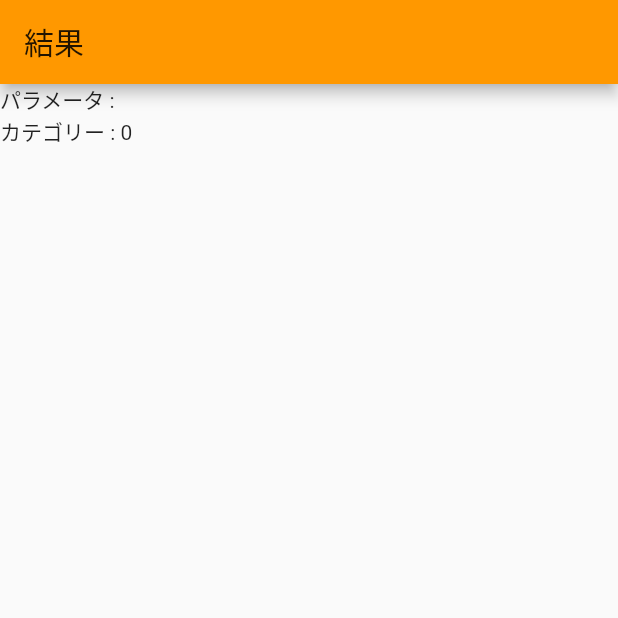
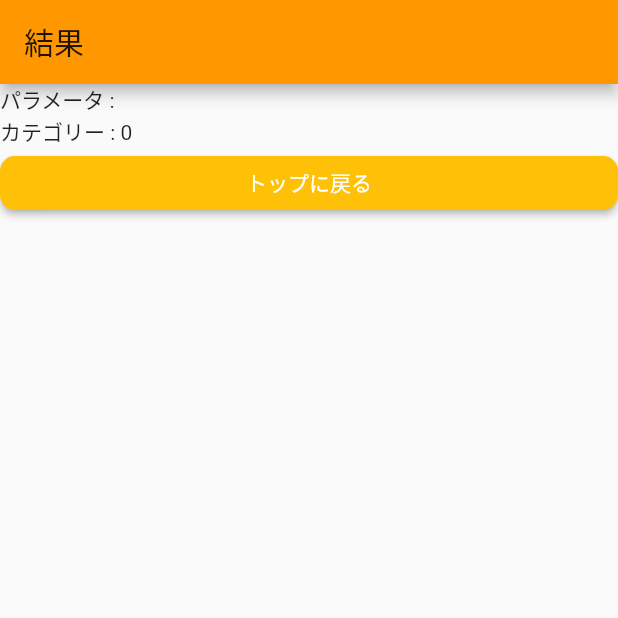
Before and after one commit to rmaejima/flutter-questionair-app, a Flutter app: the Result screen opened directly, on a phone screen of 412 x 824 dp, the top half of it. Run offline on Flutter 3.47's test engine with Material 2 defaults, Android fonts, the light colour scheme and no system bars; our stand-ins replace flutter_hooks, flutter_riverpod, freezed_annotation, hooks_riverpod, state_notifier.

Commit message:
Add back top button

```diff
--- /dev/null
+++ b/lib/views/components/result/back_top_button.dart
@@ -0,0 +1,35 @@
+import 'package:flutter/material.dart';
+import 'package:flutter_hooks/flutter_hooks.dart';
+import 'package:hooks_riverpod/hooks_riverpod.dart';
+import 'package:questionair_app/providers/questionair_provider.dart';
+import 'package:questionair_app/views/screens/top.dart';
+
+class BackTopButton extends HookWidget {
+  @override
+  Widget build(BuildContext context) {
+    // コントローラの宣言
+    final _questionairController = useProvider(questionairProvider.notifier);
+    return ElevatedButton(
+      child: Text('トップに戻る'),
+      style: ElevatedButton.styleFrom(
+        primary: Colors.amber,
+        onPrimary: Colors.white,
+        shape: RoundedRectangleBorder(
+          borderRadius: BorderRadius.circular(10),
+        ),
+      ),
+      onPressed: () {
+        _questionairController.resetParam();
+        _questionairController.resetCategory();
+        Navigator.push(
+          context,
+          MaterialPageRoute<void>(
+            builder: (context) {
+              return Top();
+            },
+          ),
+        );
+      },
+    );
+  }
+}
--- a/lib/views/screens/result.dart
+++ b/lib/views/screens/result.dart
@@ -2,6 +2,7 @@ import 'package:flutter/cupertino.dart';
 import 'package:flutter/material.dart';
 
 import 'package:questionair_app/views/components/common/show_questionair_state.dart';
+import 'package:questionair_app/views/components/result/back_top_button.dart';
 
 class Result extends StatelessWidget {
   @override
@@ -22,12 +23,9 @@ class Result extends StatelessWidget {
           //   color: Colors.yellow,
           //   route: Q2(),
           // ),
-          // QButton(
-          //   param: '悪い',
-          //   color: Colors.blue,
-          //   route: Q2(),
-          // ),
           ShowQuestionairState(),
+          // 後々変える
+          BackTopButton(),
         ],
       ),
     );
```
